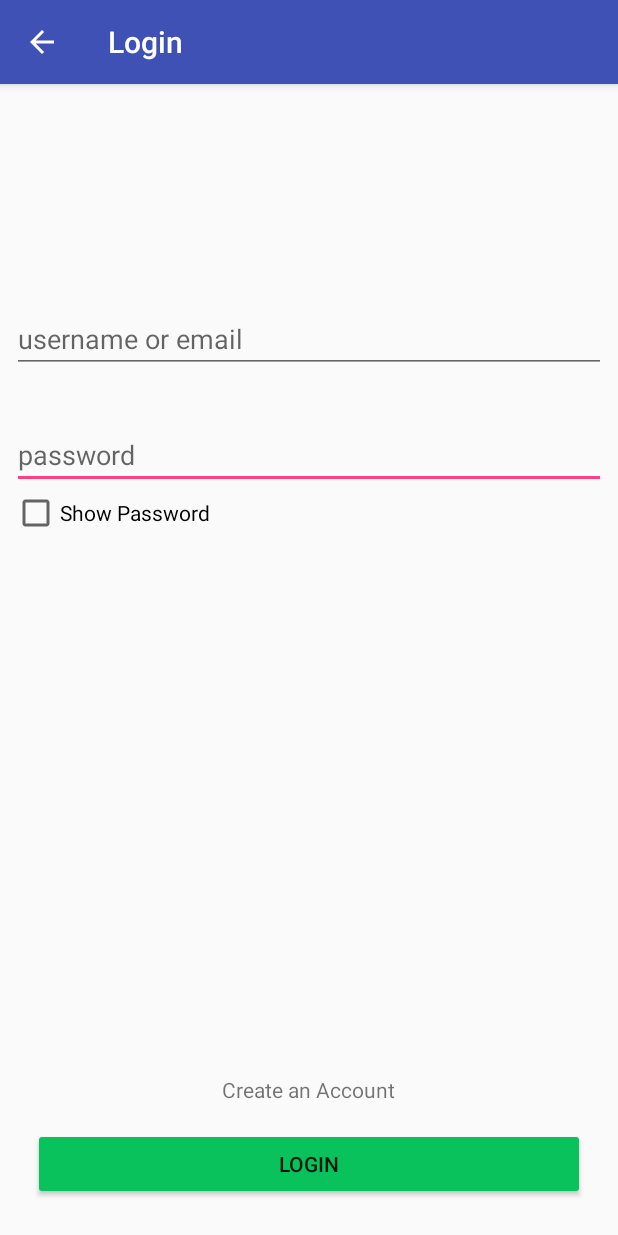
After one commit to AmosLipsys/LittleBits, an Android app: the Login screen opened directly, with no data from a screen before it, on a phone screen of 412 x 824 dp. The commit adds this screen. Run offline under Robolectric (Android 15) with nearby library versions, the light colour scheme and no system bars.

Commit message:
Finished The Login Page
Accepts only when username and password matches.

Need to do:
- Password and Register GUI needs to be made more user friendly
- Need to add the Game Hub Screen

```diff
--- a/app/src/main/res/layout/activity_main.xml
+++ b/app/src/main/res/layout/activity_home.xml
@@ -4,7 +4,7 @@
     xmlns:tools="http://schemas.android.com/tools"
     android:layout_width="match_parent"
     android:layout_height="match_parent"
-    tools:context="mossy.littlebits.MainActivity">
+    tools:context="mossy.littlebits.Home">
 
     <android.support.design.widget.AppBarLayout
         android:layout_width="match_parent"
@@ -21,7 +21,7 @@
 
     </android.support.design.widget.AppBarLayout>
 
-    <include layout="@layout/content_main" />
+    <include layout="@layout/content_home" />
 
 
 </android.support.design.widget.CoordinatorLayout>
--- /dev/null
+++ b/app/src/main/res/layout/activity_login.xml
@@ -0,0 +1,25 @@
+<?xml version="1.0" encoding="utf-8"?>
+<android.support.design.widget.CoordinatorLayout xmlns:android="http://schemas.android.com/apk/res/android"
+    xmlns:app="http://schemas.android.com/apk/res-auto"
+    xmlns:tools="http://schemas.android.com/tools"
+    android:layout_width="match_parent"
+    android:layout_height="match_parent"
+    tools:context="mossy.littlebits.Login">
+
+    <android.support.design.widget.AppBarLayout
+        android:layout_width="match_parent"
+        android:layout_height="wrap_content"
+        android:theme="@style/AppTheme.AppBarOverlay">
+
+        <android.support.v7.widget.Toolbar
+            android:id="@+id/toolbar"
+            android:layout_width="match_parent"
+            android:layout_height="?attr/actionBarSize"
+            android:background="?attr/colorPrimary"
+            app:popupTheme="@style/AppTheme.PopupOverlay" />
+
+    </android.support.design.widget.AppBarLayout>
+
+    <include layout="@layout/content_login" />
+
+</android.support.design.widget.CoordinatorLayout>
--- a/app/src/main/res/layout/content_main.xml
+++ b/app/src/main/res/layout/content_home.xml
@@ -5,8 +5,8 @@
     android:layout_width="match_parent"
     android:layout_height="match_parent"
     app:layout_behavior="@string/appbar_scrolling_view_behavior"
-    tools:context="mossy.littlebits.MainActivity"
-    tools:showIn="@layout/activity_main"
+    tools:context="mossy.littlebits.Home"
+    tools:showIn="@layout/activity_home"
     android:columnCount="1"
     android:rowCount="3"
     android:stretchMode="columnWidth"
--- /dev/null
+++ b/app/src/main/res/layout/content_login.xml
@@ -0,0 +1,83 @@
+<?xml version="1.0" encoding="utf-8"?>
+<android.support.constraint.ConstraintLayout xmlns:android="http://schemas.android.com/apk/res/android"
+    xmlns:app="http://schemas.android.com/apk/res-auto"
+    xmlns:tools="http://schemas.android.com/tools"
+    android:layout_width="match_parent"
+    android:layout_height="match_parent"
+    app:layout_behavior="@string/appbar_scrolling_view_behavior"
+    tools:context="mossy.littlebits.Login"
+    tools:showIn="@layout/activity_login">
+
+    <CheckBox
+        android:id="@+id/check_show_password"
+        android:layout_width="wrap_content"
+        android:layout_height="wrap_content"
+        android:text="Show Password"
+        app:layout_constraintTop_toBottomOf="@+id/edit_password"
+        app:layout_constraintLeft_toLeftOf="@+id/edit_password" />
+
+    <EditText
+        android:id="@+id/edit_password"
+        android:layout_width="match_parent"
+        android:layout_height="wrap_content"
+        android:layout_marginEnd="8dp"
+        android:layout_marginLeft="8dp"
+        android:layout_marginRight="8dp"
+        android:layout_marginStart="8dp"
+        android:layout_marginTop="32dp"
+        android:ems="10"
+        android:hint="password"
+        android:inputType="textPassword"
+        android:selectAllOnFocus="true"
+        android:textAlignment="textStart"
+        app:layout_constraintHorizontal_bias="0.494"
+        app:layout_constraintLeft_toLeftOf="parent"
+        app:layout_constraintRight_toRightOf="parent"
+        app:layout_constraintTop_toBottomOf="@+id/edit_username" />
+
+    <EditText
+        android:id="@+id/edit_username"
+        android:layout_width="match_parent"
+        android:layout_height="wrap_content"
+        android:layout_marginBottom="8dp"
+        android:layout_marginEnd="8dp"
+        android:layout_marginLeft="8dp"
+        android:layout_marginRight="8dp"
+        android:layout_marginStart="8dp"
+        android:layout_marginTop="8dp"
+        android:ems="10"
+        android:hint="username or email"
+        android:inputType="textEmailAddress|textPersonName"
+        android:textAlignment="textStart"
+        app:layout_constraintBottom_toBottomOf="parent"
+        app:layout_constraintHorizontal_bias="0.0"
+        app:layout_constraintLeft_toLeftOf="parent"
+        app:layout_constraintRight_toRightOf="parent"
+        app:layout_constraintTop_toTopOf="parent"
+        app:layout_constraintVertical_bias="0.197" />
+
+    <TextView
+        android:id="@+id/textView7"
+        android:layout_width="wrap_content"
+        android:layout_height="wrap_content"
+        android:text="Create an Account"
+        app:layout_constraintLeft_toLeftOf="parent"
+        app:layout_constraintRight_toRightOf="parent"
+        app:layout_constraintHorizontal_bias="0.498"
+        android:layout_marginBottom="16dp"
+        app:layout_constraintBottom_toTopOf="@+id/butt_login" />
+
+    <Button
+        android:id="@+id/butt_login"
+        android:layout_width="368dp"
+        android:layout_height="wrap_content"
+        android:text="Login"
+        android:backgroundTint="@color/colorButtMain"
+        android:layout_marginRight="8dp"
+        app:layout_constraintRight_toRightOf="parent"
+        android:layout_marginLeft="8dp"
+        app:layout_constraintLeft_toLeftOf="parent"
+        app:layout_constraintBottom_toBottomOf="parent"
+        android:layout_marginBottom="24dp"
+        app:layout_constraintHorizontal_bias="0.506" />
+</android.support.constraint.ConstraintLayout>
--- a/app/src/main/res/menu/menu_main.xml
+++ b/app/src/main/res/menu/menu_main.xml
@@ -1,7 +1,7 @@
 <menu xmlns:android="http://schemas.android.com/apk/res/android"
     xmlns:app="http://schemas.android.com/apk/res-auto"
     xmlns:tools="http://schemas.android.com/tools"
-    tools:context="mossy.littlebits.MainActivity">
+    tools:context="mossy.littlebits.Home">
     <item
         android:id="@+id/action_settings"
         android:orderInCategory="100"
--- a/app/src/main/res/values/colors.xml
+++ b/app/src/main/res/values/colors.xml
@@ -10,4 +10,8 @@
     <color name="colorTextHeadings">#000000</color>
     <color name="colorTextNormal">#0b5364</color>
     <color name="colorTextLight">#57e0f9</color>
+
+    <color name="colorError">#d70808</color>
+    <color name="colorWarning">#ffd500</color>
+    <color name="colorAllClear">#11e980</color>
 </resources>
--- a/app/src/main/res/values/strings.xml
+++ b/app/src/main/res/values/strings.xml
@@ -8,4 +8,5 @@
 
     <string name="create_table">CREATE TABLE %1$s (_id INTEGER PRIMARY KEY, %2$s TEXT,%3$s TEXT )</string>
     <string name="delete_table">DROP TABLE IF EXISTS %1$s</string>
+    <string name="title_activity_login">Login</string>
 </resources>
```
Also changed, not shown: app/src/main/AndroidManifest.xml (+12 -3 lines), app/src/main/java/mossy/littlebits/Home.java (renamed from app/src/main/java/mossy/littlebits/MainActivity.java, +10 -5 lines), app/src/main/java/mossy/littlebits/Login.java (added, +120 -0 lines), app/src/main/java/mossy/littlebits/Register.java (+29 -12 lines), app/src/main/res/layout/content_register.xml (+26 -49 lines).
